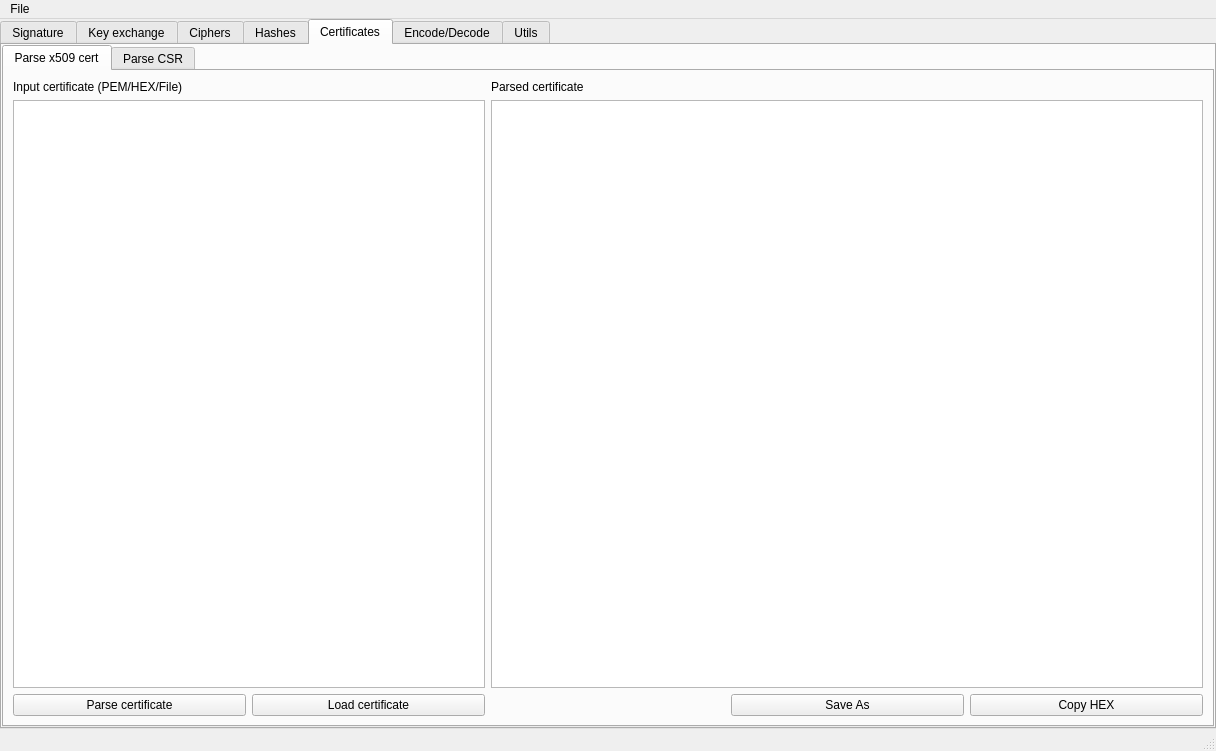
First picture: the form in ui/mainwindow.ui, repository caffedrine/CryptoPocketKnife, before the edit.
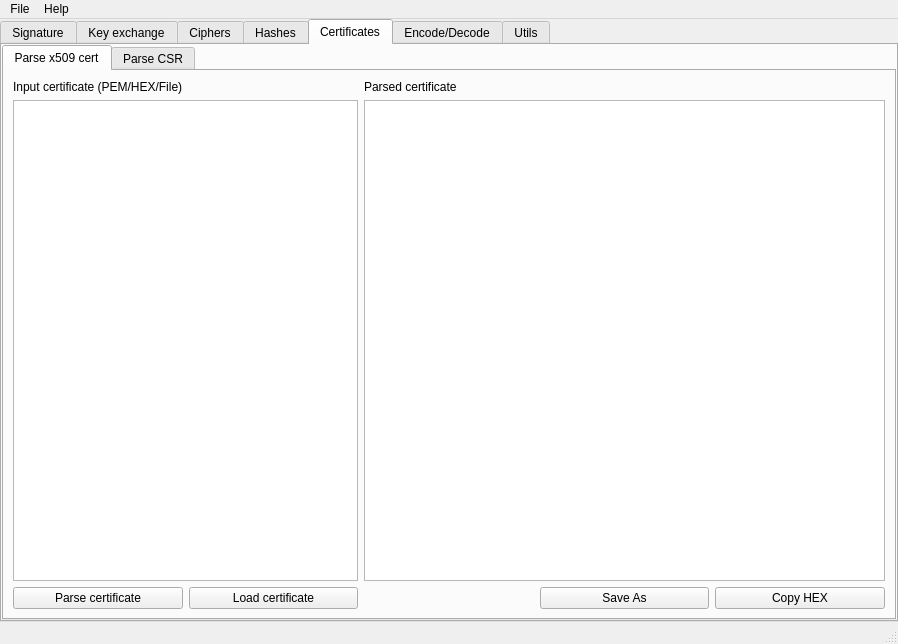
Second picture: the form after the edit. The open tabs and pages were chosen to show the change. Icons and pictures are not drawn. Custom widgets are drawn as their Qt base class.

Commit message: Update about info

```diff
--- a/ui/mainwindow.ui
+++ b/ui/mainwindow.ui
@@ -6,8 +6,8 @@
    <rect>
     <x>0</x>
     <y>0</y>
-    <width>1216</width>
-    <height>751</height>
+    <width>898</width>
+    <height>644</height>
    </rect>
   </property>
   <property name="sizePolicy">
@@ -1585,7 +1585,7 @@
     <rect>
      <x>0</x>
      <y>0</y>
-     <width>1216</width>
+     <width>898</width>
      <height>21</height>
     </rect>
    </property>
@@ -1595,7 +1595,15 @@
     </property>
     <addaction name="actionExit"/>
    </widget>
+   <widget class="QMenu" name="menuAbout">
+    <property name="title">
+     <string>Help</string>
+    </property>
+    <addaction name="actionSupport"/>
+    <addaction name="actionAbout"/>
+   </widget>
    <addaction name="menuFile"/>
+   <addaction name="menuAbout"/>
   </widget>
   <widget class="QStatusBar" name="statusbar"/>
   <action name="actionExit">
```
Left out of the diff: 14 changed lines with no effect on the pictures. The commit also changes 3 other files.
